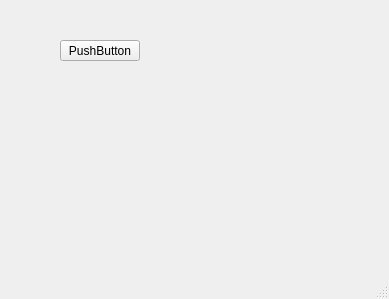
Above: mainwindow.ui from dionisiyKD/first_course_project before the change. Below: the same form after it.
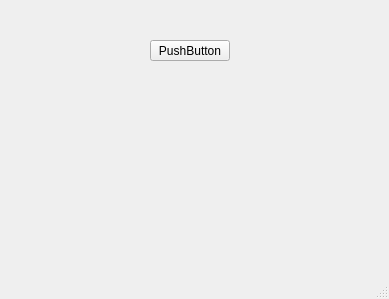
That is the form after the change.

What changed in the file:
```diff
--- a/mainwindow.ui
+++ b/mainwindow.ui
@@ -17,7 +17,7 @@
    <widget class="QPushButton" name="pushButton">
     <property name="geometry">
      <rect>
-      <x>60</x>
+      <x>150</x>
       <y>40</y>
       <width>80</width>
       <height>21</height>
```
